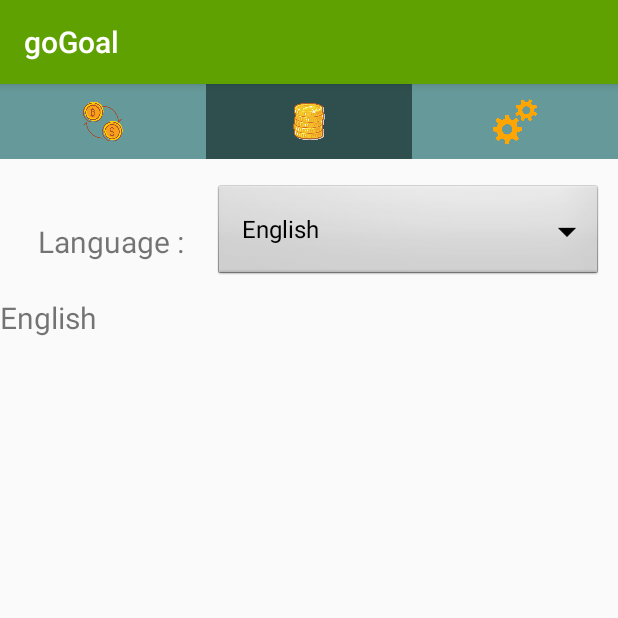
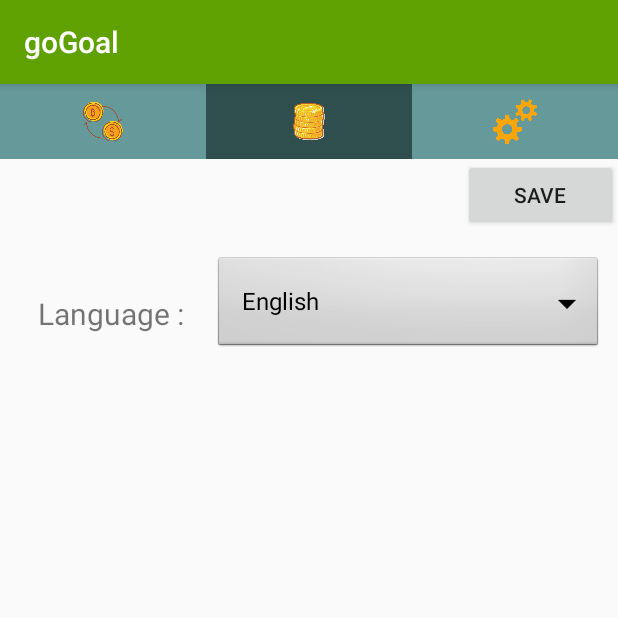
Before and after one commit to nonaee/Android_Final_Project, an Android app: the Setting screen opened directly, with no data from a screen before it, on a phone screen of 412 x 824 dp, the top half of it. Run offline under Robolectric (Android 15) with nearby library versions, the phone set to English and light mode, and no system bars.

Commit message:
create save button in setting page

```diff
--- a/app/src/main/java/com/example/fernomazer/androidproject/Setting.java
+++ b/app/src/main/java/com/example/fernomazer/androidproject/Setting.java
@@ -1,15 +1,18 @@
 package com.example.fernomazer.androidproject;
 
+import android.content.Intent;
 import android.support.v7.app.AppCompatActivity;
 import android.os.Bundle;
 import android.view.View;
 import android.widget.AdapterView;
 import android.widget.ArrayAdapter;
+import android.widget.Button;
 import android.widget.Spinner;
 import android.widget.TextView;
 
 public class Setting extends AppCompatActivity {
     private String selectlanguage;
+    private Button saveBut;
 
     public String getSelectlanguage() {
         return selectlanguage;
@@ -19,15 +22,11 @@ public class Setting extends AppCompatActivity {
         this.selectlanguage = selectlanguage;
     }
 
-
-    protected TextView text1;
-
     @Override
     protected void onCreate(Bundle savedInstanceState) {
         super.onCreate(savedInstanceState);
         setContentView(R.layout.activity_setting);
 
-        text1 = (TextView) findViewById(R.id.testText);
         Spinner dropdown = findViewById(R.id.spinnerLanguage);
         String[] language = new String[]{"English", "Thai", "China" , "Japan"};
         ArrayAdapter<String> adapter = new ArrayAdapter<>(this, android.R.layout.simple_spinner_dropdown_item, language);
@@ -38,8 +37,6 @@ public class Setting extends AppCompatActivity {
             public void onItemSelected(AdapterView<?> parent, View view, int position, long id) {
                 Object item = parent.getSelectedItem();
                 setSelectlanguage(item.toString());
-                text1.setText(getSelectlanguage());
-
             }
 
             @Override
@@ -47,6 +44,16 @@ public class Setting extends AppCompatActivity {
 
             }
         });
+
+        saveBut = (Button) findViewById(R.id.setSave);
+        saveBut.setOnClickListener(new View.OnClickListener() {
+            @Override
+            public void onClick(View view) {
+                Intent intent = new Intent(Setting.this, MainActivity.class);
+                intent.putExtra("",getSelectlanguage());
+                startActivity(intent);
+            }
+        });
     }
 
 }
--- a/app/src/main/res/layout/activity_main.xml
+++ b/app/src/main/res/layout/activity_main.xml
@@ -19,6 +19,7 @@
         android:weightSum="3">
 
         <TextView
+            android:id="@+id/currency"
             android:layout_width="wrap_content"
             android:layout_height="wrap_content"
             android:padding="12dp"
@@ -29,6 +30,7 @@
             android:gravity="center" />
 
         <TextView
+            android:id="@+id/buy"
             android:layout_width="wrap_content"
             android:layout_height="wrap_content"
             android:padding="12dp"
--- a/app/src/main/res/layout/activity_setting.xml
+++ b/app/src/main/res/layout/activity_setting.xml
@@ -8,6 +8,24 @@
     tools:context=".Setting">
 
     <include layout="@layout/menu_bar" />
+
+    <LinearLayout
+        android:layout_width="match_parent"
+        android:layout_height="wrap_content"
+        android:weightSum="2"
+        android:gravity="bottom">
+        <View
+            android:layout_width="0dp"
+            android:layout_height="match_parent"
+            android:layout_weight="1.5">
+        </View>
+        <Button
+            android:id="@+id/setSave"
+            android:layout_width="0dp"
+            android:layout_height="wrap_content"
+            android:layout_weight="0.5"
+            android:text="SAVE"/>
+    </LinearLayout>
 
     <LinearLayout
         android:layout_width="match_parent"
@@ -32,10 +50,5 @@
             android:layout_marginTop="5dp"
             />
     </LinearLayout>
-    <TextView
-        android:id="@+id/testText"
-        android:layout_width="match_parent"
-        android:layout_height="wrap_content"
-        android:text="555"
-        android:textSize="20dp"/>
+
 </LinearLayout>
--- a/build.gradle
+++ b/build.gradle
@@ -7,7 +7,7 @@ buildscript {
         jcenter()
     }
     dependencies {
-        classpath 'com.android.tools.build:gradle:3.1.0'
+        classpath 'com.android.tools.build:gradle:3.1.1'
 
 
         // NOTE: Do not place your application dependencies here; they belong
```
